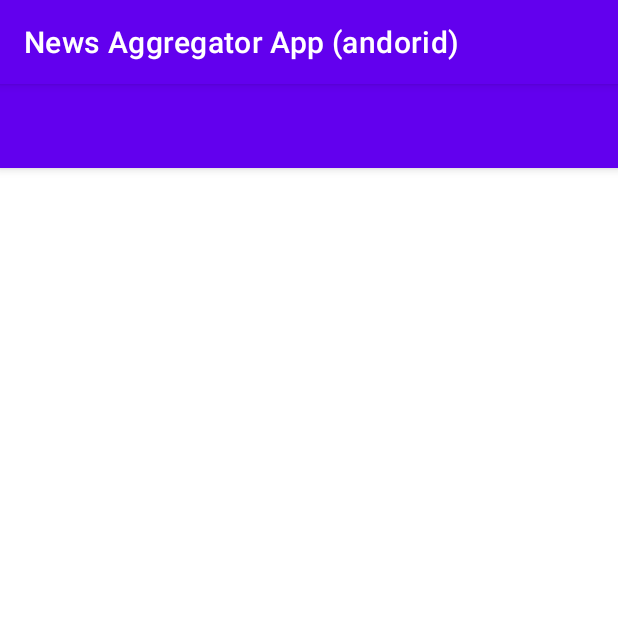
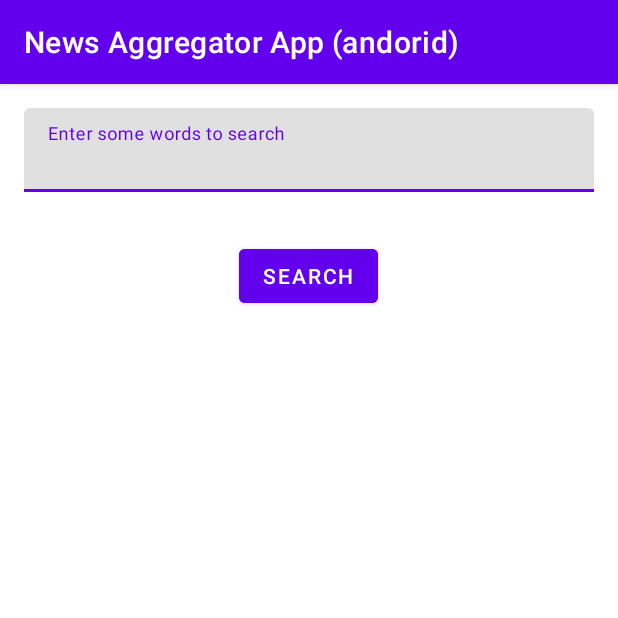
Before and after one commit to martinnative/News_Aggregator_App, an Android app: the MainActivity screen opened directly, with no data from a screen before it, on a phone screen of 412 x 824 dp, the top half of it. Run offline under Robolectric (Android 15) with nearby library versions, the phone set to English and light mode, and no system bars; network calls fail; 1 statement that could not run was skipped.

Commit message:
v 2.0 - better performance - updated style - added search functionality

```diff
--- a/app/src/main/java/com/nativecreativa/news_aggregator_app/Activities/MainActivity.kt
+++ b/app/src/main/java/com/nativecreativa/news_aggregator_app/Activities/MainActivity.kt
@@ -1,20 +1,51 @@
 package com.nativecreativa.news_aggregator_app.Activities
+import android.content.Intent
 import android.os.Bundle
+import android.text.Editable
+import android.widget.Button
+import android.widget.EditText
 import androidx.appcompat.app.AppCompatActivity
 import androidx.appcompat.widget.Toolbar
+import androidx.core.widget.addTextChangedListener
+import androidx.lifecycle.ViewModelProvider
+import com.nativecreativa.news_aggregator_app.Adapters.NewsAdapter
 import com.nativecreativa.news_aggregator_app.Fragments.NewsFragment
 import com.nativecreativa.news_aggregator_app.R
+import com.nativecreativa.news_aggregator_app.ViewModels.NewsViewModel
 
 class MainActivity : AppCompatActivity() {
+    private lateinit var searchEditText: EditText
+    private lateinit var newsViewModel: NewsViewModel
+    private lateinit var searchButton: Button
+
     override fun onCreate(savedInstanceState: Bundle?) {
         super.onCreate(savedInstanceState)
+
         setContentView(R.layout.activity_main)
-
-      //  val toolbar = findViewById<Toolbar>(R.id.toolbar)
-      //  setSupportActionBar(toolbar)
-
         supportFragmentManager.beginTransaction()
             .replace(R.id.fragmentContainer, NewsFragment())
             .commit()
+
+        //val toolbar = findViewById<Toolbar>(R.id.toolbar)
+        //setSupportActionBar(toolbar)
+
+        //newsViewModel = ViewModelProvider(this)[NewsViewModel::class.java]
+        //searchEditText = findViewById(R.id.searchBar)
+        //searchButton = findViewById(R.id.searchButton)
+        //searchButton.setOnClickListener{
+          //  newsViewModel.setKeyword(searchEditText.text.toString())
+        //}
+        //newsViewModel.getKeyword().observe(this){keyword ->
+          //  newsViewModel.searchNews(keyword)
+            //supportFragmentManager.beginTransaction()
+              //  .replace(R.id.fragmentContainer, NewsFragment())
+                //.commit()
+       // }
+
+
+
+
+
+
     }
 }
--- a/app/src/main/java/com/nativecreativa/news_aggregator_app/Fragments/NewsFragment.kt
+++ b/app/src/main/java/com/nativecreativa/news_aggregator_app/Fragments/NewsFragment.kt
@@ -2,10 +2,13 @@ package com.nativecreativa.news_aggregator_app.Fragments
 
 import com.nativecreativa.news_aggregator_app.Adapters.NewsAdapter
 import android.content.Intent
+
 import android.os.Bundle
 import android.view.LayoutInflater
 import android.view.View
 import android.view.ViewGroup
+import android.widget.Button
+import android.widget.EditText
 import androidx.fragment.app.Fragment
 import androidx.lifecycle.ViewModelProvider
 import androidx.recyclerview.widget.LinearLayoutManager
@@ -18,13 +21,18 @@ import com.nativecreativa.news_aggregator_app.R
 class NewsFragment : Fragment() {
     private lateinit var newsViewModel: NewsViewModel
     private lateinit var recyclerView: RecyclerView
+    private lateinit var keyword: String
+    private lateinit var newsAdapter: NewsAdapter
+    private lateinit var searchEditText: EditText
+    private lateinit var searchButton: Button
+
 
     override fun onCreateView(inflater: LayoutInflater, container: ViewGroup?, savedInstanceState: Bundle?): View? {
         val view = inflater.inflate(R.layout.fragment_news, container, false)
         recyclerView = view.findViewById(R.id.newsRecyclerView)
         recyclerView.layoutManager = LinearLayoutManager(requireContext())
 
-        val adapter = NewsAdapter(object : NewsAdapter.OnItemClickListener {
+        newsAdapter = NewsAdapter(object : NewsAdapter.OnItemClickListener {
             override fun onItemClick(article: NewsArticle) {
 
                 val intent = Intent(context, ArticleActivity::class.java)
@@ -33,13 +41,30 @@ class NewsFragment : Fragment() {
             }
         })
 
-        recyclerView.adapter = adapter
+        recyclerView.adapter = newsAdapter
 
         newsViewModel = ViewModelProvider(this).get(NewsViewModel::class.java)
         newsViewModel.news.observe(viewLifecycleOwner) { articles ->
-            adapter.setItems(articles)
+            newsAdapter.setItems(articles)
         }
+        newsViewModel.reInit()
+
 
         return view
     }
+
+    override fun onViewCreated(view: View, savedInstanceState: Bundle?) {
+        super.onViewCreated(view, savedInstanceState)
+        searchEditText = view.findViewById(R.id.searchBar)
+        searchButton = view.findViewById(R.id.searchButton)
+        searchButton.setOnClickListener{
+            newsViewModel.setKeyword(searchEditText.text.toString())
+        }
+        newsViewModel.getKeyword().observe(viewLifecycleOwner){keyword ->
+          newsViewModel.searchNews(keyword)
+         }
+        newsViewModel.news.observe(viewLifecycleOwner){
+            newsAdapter.setItems(it)
+        }
+    }
 }
--- a/app/src/main/java/com/nativecreativa/news_aggregator_app/Repositories/NewsRepository.kt
+++ b/app/src/main/java/com/nativecreativa/news_aggregator_app/Repositories/NewsRepository.kt
@@ -11,12 +11,18 @@ import java.io.IOException
 class NewsRepository {
     private val apiKey = "41337a1eee9b4a56bbec84278fd35c5b"
     private val baseUrl = "https://newsapi.org/v2/top-headlines?country=us"
+    private val baseUrl1 = "https://newsapi.org/v2/everything?q="
 
-    suspend fun getNews(): List<NewsArticle> {
+    suspend fun getNews(keyword: String = ""): List<NewsArticle> {
         val client = OkHttpClient()
-        val request = Request.Builder()
+        val requestBuilder = Request.Builder()
             .url("$baseUrl&apiKey=$apiKey")
-            .build()
+
+        if (keyword.isNotEmpty()) {
+            requestBuilder.url("$baseUrl1$keyword&apiKey=$apiKey")
+        }
+
+        val request = requestBuilder.build()
 
         val response = withContext(Dispatchers.IO) { client.newCall(request).execute() }
 
@@ -38,8 +44,7 @@ class NewsRepository {
             val url = articleJson.getString("url")
             val publishedAt = articleJson.getString("publishedAt")
             var content = articleJson.getString("content")
-            for(i in 1..10){content +=articleJson.getString("content")}
-
+           // for(i in 1..10){content +=articleJson.getString("content")}
             val article = NewsArticle(title, author, description, urlToImage, url, publishedAt,content)
             articles.add(article)
         }
--- a/app/src/main/java/com/nativecreativa/news_aggregator_app/ViewModels/NewsViewModel.kt
+++ b/app/src/main/java/com/nativecreativa/news_aggregator_app/ViewModels/NewsViewModel.kt
@@ -1,9 +1,11 @@
 package com.nativecreativa.news_aggregator_app.ViewModels
 
+import android.util.Log
 import androidx.lifecycle.LiveData
 import androidx.lifecycle.MutableLiveData
 import androidx.lifecycle.ViewModel
 import androidx.lifecycle.viewModelScope
+import com.nativecreativa.news_aggregator_app.Adapters.NewsAdapter
 import com.nativecreativa.news_aggregator_app.Models.NewsArticle
 import com.nativecreativa.news_aggregator_app.Repositories.NewsRepository
 import kotlinx.coroutines.launch
@@ -11,12 +13,27 @@ import kotlinx.coroutines.launch
 class NewsViewModel : ViewModel() {
     private val newsRepository = NewsRepository()
     private val _news = MutableLiveData<List<NewsArticle>>()
+    private val _keyword = MutableLiveData<String>()
+    private lateinit var newsAdapter: NewsAdapter
 
     val news: LiveData<List<NewsArticle>> = _news
+    val keyword: LiveData<String> = _keyword
 
-    init {
+    fun setKeyword(searchTerm:String){
+        _keyword.value = searchTerm
+    }
+    fun getKeyword(): MutableLiveData<String> {return _keyword}
+    fun searchNews(keyword: String) {
+        viewModelScope.launch {
+            val articles = newsRepository.getNews(keyword)
+            _news.value = articles
+        }
+    }
+    fun reInit() {
         viewModelScope.launch {
             _news.value = newsRepository.getNews()
         }
     }
+
+
 }
--- a/app/src/main/res/layout/activity_main.xml
+++ b/app/src/main/res/layout/activity_main.xml
@@ -1,16 +1,16 @@
-<?xml version="1.0" encoding="utf-8"?>
 <LinearLayout xmlns:android="http://schemas.android.com/apk/res/android"
+    xmlns:app="http://schemas.android.com/apk/res-auto"
     android:orientation="vertical"
     android:layout_width="match_parent"
     android:layout_height="match_parent">
 
-    <androidx.appcompat.widget.Toolbar
+    <!--<androidx.appcompat.widget.Toolbar
         android:id="@+id/toolbar"
         android:layout_width="match_parent"
         android:layout_height="?attr/actionBarSize"
         android:background="?attr/colorPrimary"
         android:elevation="4dp"
-        android:theme="@style/ThemeOverlay.AppCompat.ActionBar" />
+        android:theme="@style/ThemeOverlay.AppCompat.ActionBar" /> -->
 
     <FrameLayout
         android:id="@+id/fragmentContainer"
--- a/app/src/main/res/layout/fragment_news.xml
+++ b/app/src/main/res/layout/fragment_news.xml
@@ -1,6 +1,38 @@
 <?xml version="1.0" encoding="utf-8"?>
-<androidx.recyclerview.widget.RecyclerView xmlns:android="http://schemas.android.com/apk/res/android"
-    android:id="@+id/newsRecyclerView"
+<LinearLayout xmlns:android="http://schemas.android.com/apk/res/android"
+    xmlns:app="http://schemas.android.com/apk/res-auto"
+    android:orientation="vertical"
     android:layout_width="match_parent"
-    android:layout_height="match_parent"
-    android:padding="16dp" />
+    android:layout_height="match_parent">
+
+    <com.google.android.material.textfield.TextInputLayout
+        android:layout_width="match_parent"
+        android:layout_height="wrap_content"
+        android:layout_margin="16dp">
+
+        <com.google.android.material.textfield.TextInputEditText
+            android:id="@+id/searchBar"
+            android:layout_width="match_parent"
+            android:layout_height="wrap_content"
+            android:hint="Enter some words to search"
+            android:inputType="text" />
+
+    </com.google.android.material.textfield.TextInputLayout>
+
+    <com.google.android.material.button.MaterialButton
+        android:id="@+id/searchButton"
+        app:cornerRadius="4dp"
+        android:layout_width="wrap_content"
+        android:layout_height="wrap_content"
+        android:layout_gravity="center"
+        android:layout_margin="16dp"
+        android:backgroundTint="?attr/colorPrimary"
+        android:text="Search"
+        android:textColor="@android:color/white" />
+
+    <androidx.recyclerview.widget.RecyclerView xmlns:android="http://schemas.android.com/apk/res/android"
+        android:id="@+id/newsRecyclerView"
+        android:layout_width="match_parent"
+        android:layout_height="match_parent"
+        android:padding="16dp" />
+</LinearLayout>
--- a/app/src/main/res/layout/news_item.xml
+++ b/app/src/main/res/layout/news_item.xml
@@ -26,6 +26,7 @@
             android:layout_height="wrap_content"
             android:textSize="18sp"
             android:textStyle="bold"
+            android:textColor="#333333"
             android:layout_marginTop="8dp" />
 
         <TextView
--- a/app/src/main/res/values/strings.xml
+++ b/app/src/main/res/values/strings.xml
@@ -1,3 +1,4 @@
 <resources>
     <string name="app_name">News Aggregator App (andorid)</string>
+    <string name="related_articles">Related Articles</string>
 </resources>
--- a/build.gradle
+++ b/build.gradle
@@ -1,7 +1,7 @@
 // Top-level build file where you can add configuration options common to all sub-projects/modules.
 plugins {
-    id 'com.android.application' version '8.0.1' apply false
-    id 'com.android.library' version '8.0.1' apply false
+    id 'com.android.application' version '8.0.2' apply false
+    id 'com.android.library' version '8.0.2' apply false
     id 'org.jetbrains.kotlin.android' version '1.8.21' apply false
 
 
```
Also changed, not shown: app/src/main/java/com/nativecreativa/news_aggregator_app/Activities/ArticleActivity.kt (+28 -4 lines), app/src/main/res/layout/activity_article.xml (+37 -16 lines).
